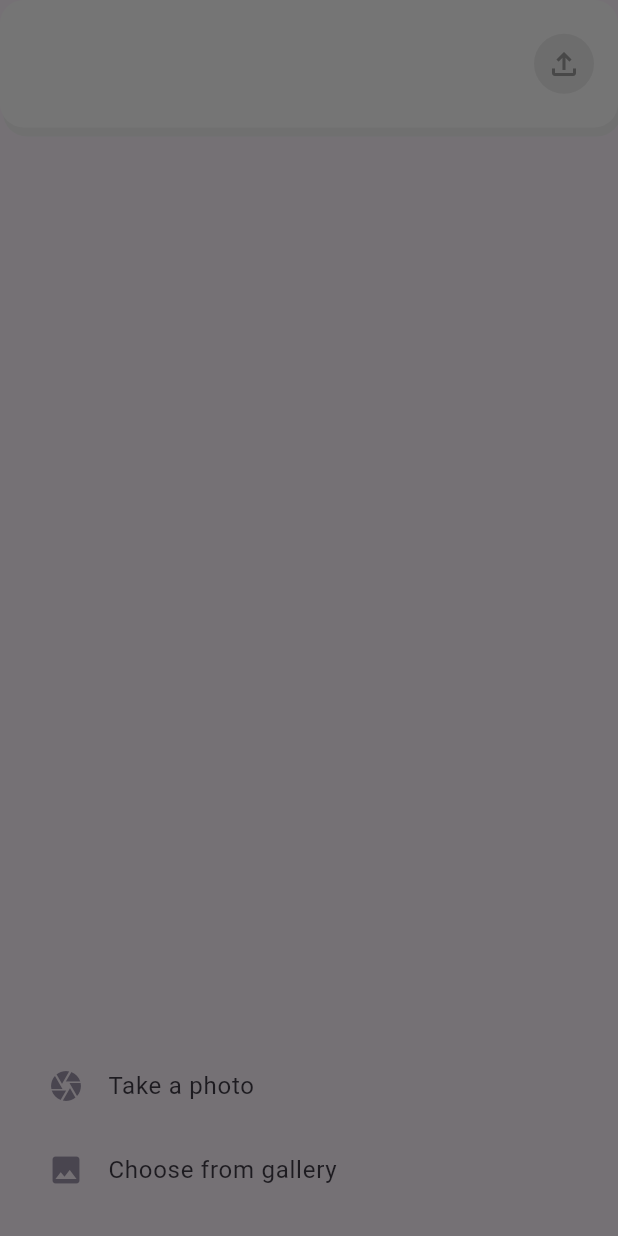
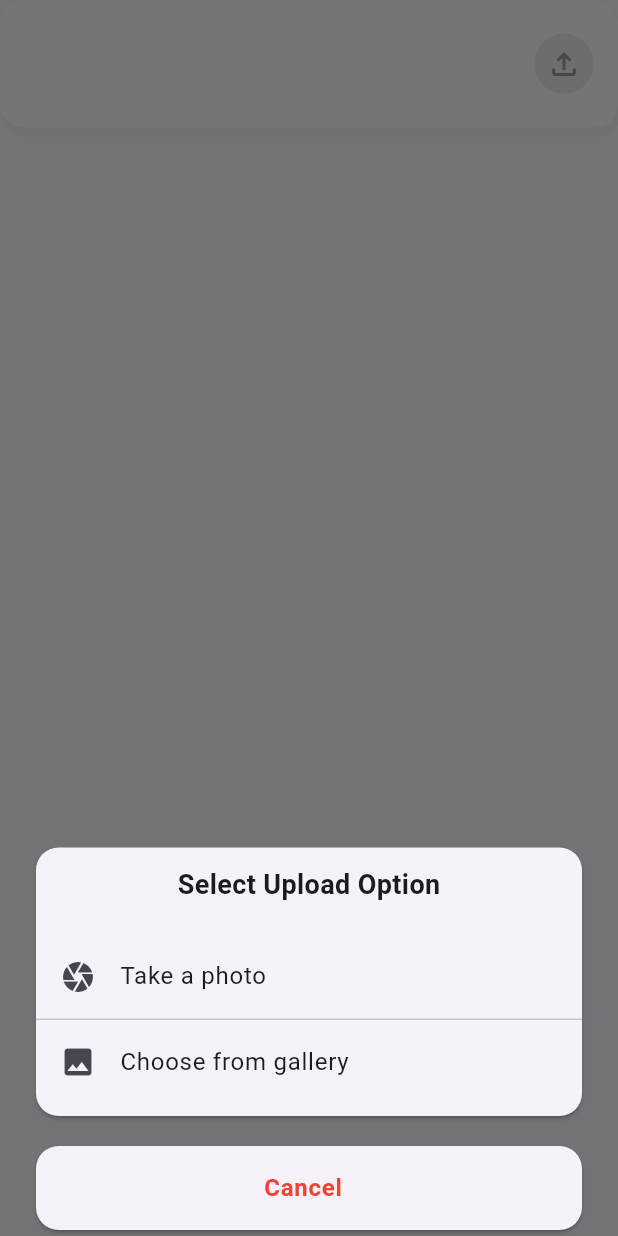
Before and after one commit to Code-Making/24Ryder-Diver-App, a Flutter app: the UploadDocumentWidget widget shown alone on an empty page, opened directly with empty values, after a tap on the "file upload" icon, on a phone screen of 412 x 824 dp. Run offline on Flutter 3.47's test engine with Material 3 defaults, Android fonts, the phone set to English and light mode, and no system bars; our stand-ins replace flutter_colorpicker, flutter_screenutil, get, get_storage, google_fonts, google_maps_flutter and 4 more; missing offline and left inert: flutter_polyline_points, widget_to_marker; accounts and stored records are empty.

Commit message:
Updated the bottom sheet o document upload page Date :- 14-02-2025

```diff
--- a/lib/app/modules/rider_document_upload/views/rider_document_upload_view.dart
+++ b/lib/app/modules/rider_document_upload/views/rider_document_upload_view.dart
@@ -142,10 +142,30 @@ class _UploadDocumentWidgetState extends State<UploadDocumentWidget> {
     return GestureDetector(
       onTap: () async {
         await Get.bottomSheet(
-          Container(
-            padding: const EdgeInsets.all(16),
-            child: Wrap(
+          Padding(
+            padding: const EdgeInsets.symmetric(horizontal: 20),
+            child: Column(
+              mainAxisSize: MainAxisSize.min,
               children: [
+                // Options Card
+                Card(
+                  shape: RoundedRectangleBorder(
+                    borderRadius: BorderRadius.circular(15),
+                  ),
+                  child: Column(
+                    children: [
+                      // Title
+                      const Padding(
+                        padding: EdgeInsets.symmetric(vertical: 12),
+                        child: Text(
+                          "Select Upload Option",
+                          style: TextStyle(
+                            fontSize: 18,
+                            fontWeight: FontWeight.bold,
+                          ),
+                        ),
+                      ),
+                      const SizedBox(height: 8),
                       ListTile(
                         leading: const Icon(Icons.camera),
                         title: const Text("Take a photo"),
@@ -154,6 +174,7 @@ class _UploadDocumentWidgetState extends State<UploadDocumentWidget> {
                           Get.back();
                         },
                       ),
+                      const Divider(height: 1),
                       ListTile(
                         leading: const Icon(Icons.image),
                         title: const Text("Choose from gallery"),
@@ -162,10 +183,43 @@ class _UploadDocumentWidgetState extends State<UploadDocumentWidget> {
                           Get.back();
                         },
                       ),
+                      const SizedBox(height: 8),
+                    ],
+                  ),
+                ),
+                const SizedBox(height: 12),
+                // Cancel Button
+                Card(
+                  shape: RoundedRectangleBorder(
+                    borderRadius: BorderRadius.circular(15),
+                  ),
+                  child: ListTile(
+                    title: const Center(
+                      child: Text(
+                        "Cancel",
+                        style: TextStyle(
+                          color: Colors.red,
+                          fontSize: 16,
+                          fontWeight: FontWeight.w600,
+                        ),
+                      ),
+                    ),
+                    onTap: () {
+                      Get.back();
+                    },
+                  ),
+                ),
               ],
             ),
           ),
           isScrollControlled: true,
+          backgroundColor: Colors.transparent,
+          shape: const RoundedRectangleBorder(
+            borderRadius: BorderRadius.only(
+              topLeft: Radius.circular(20),
+              topRight: Radius.circular(20),
+            ),
+          ),
         );
       },
       child: Container(
```
Lines whose indentation alone changed are shown as unchanged.
